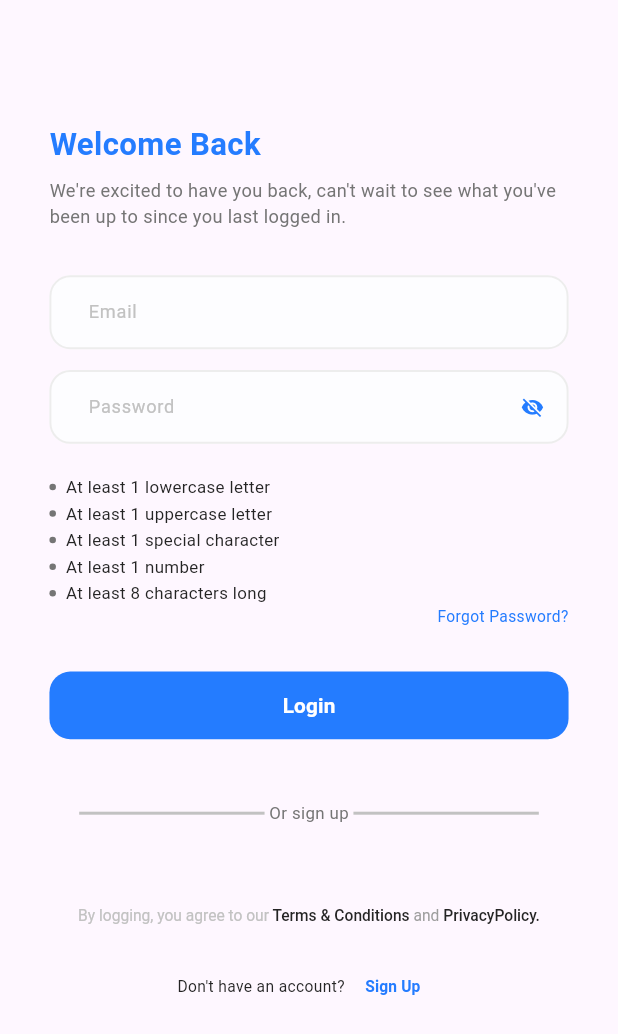
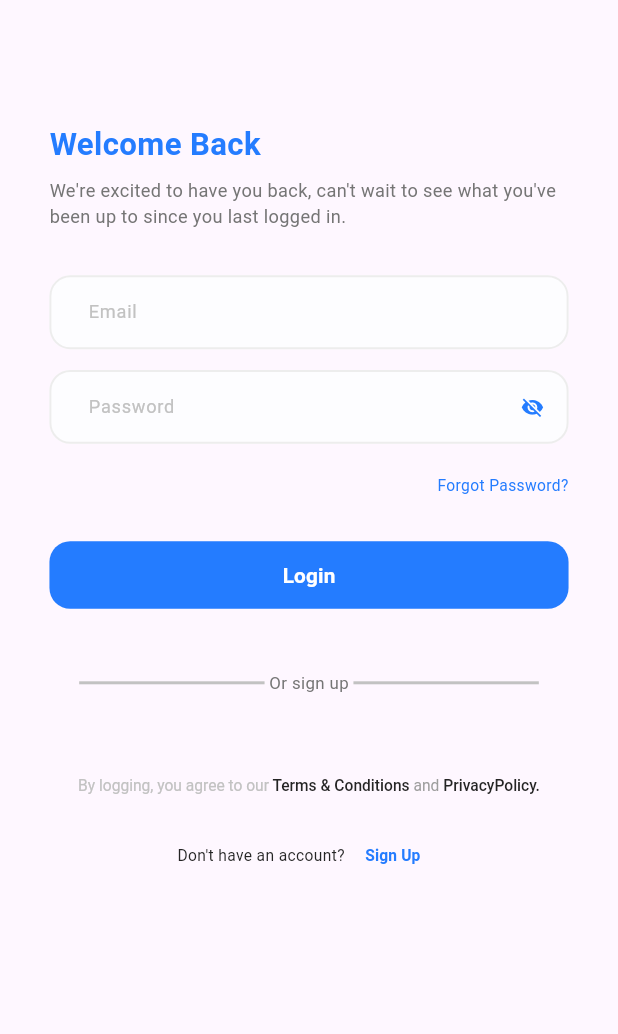
Before and after one commit to Elesawy11/docBook, a Flutter app: the screen it shows after launch, after a tap on "Get Started", on a phone screen of 412 x 824 dp. Shown: the top 1034 px of the screen. Run offline on Flutter 3.47's test engine with Material 3 defaults, Android fonts, the phone set to English and light mode, and no system bars; our stand-ins replace bloc, cached_network_image, dartz, device_preview, dio, flutter_bloc and 10 more; network calls fail; statements that could not run were skipped.

Commit message:
update app text form field

```diff
--- a/analysis_options.yaml
+++ b/analysis_options.yaml
@@ -21,6 +21,9 @@ linter:
   # `// ignore_for_file: name_of_lint` syntax on the line or in the file
   # producing the lint.
   rules:
+    prefer_const_constructors: true
+    prefer_const_constructors_in_immutables: true
+    prefer_const_literals_to_create_immutables: true
     # avoid_print: false  # Uncomment to disable the `avoid_print` rule
     # prefer_single_quotes: true  # Uncomment to enable the `prefer_single_quotes` rule
 
--- a/lib/core/widgets/app_text_form_field.dart
+++ b/lib/core/widgets/app_text_form_field.dart
@@ -4,14 +4,14 @@ import '../utils/color.dart';
 import '../utils/font_weight_helper.dart';
 import '../utils/styles.dart';
 
-class AppTextFormField extends StatelessWidget {
+class AppTextFormField extends StatefulWidget {
   final EdgeInsetsGeometry? contentPadding;
   final InputBorder? focusedBorder;
   final InputBorder? enabledBorder;
   final TextStyle? inputTextStyle;
   final TextStyle? hintStyle;
   final String hintText;
-  final bool? isObscureText;
+  final bool? isPassword;
   final Widget? suffixIcon;
   final Color? backgroundColor;
   final TextEditingController? controller;
@@ -20,6 +20,7 @@ class AppTextFormField extends StatelessWidget {
   final int? maxLines;
   final void Function()? onTap;
   final void Function(PointerDownEvent)? onTapOutside;
+
   const AppTextFormField({
     super.key,
     this.contentPadding,
@@ -28,7 +29,7 @@ class AppTextFormField extends StatelessWidget {
     this.inputTextStyle,
     this.hintStyle,
     required this.hintText,
-    this.isObscureText,
+    this.isPassword,
     this.suffixIcon,
     this.backgroundColor,
     this.controller,
@@ -40,57 +41,70 @@ class AppTextFormField extends StatelessWidget {
   });
 
   @override
+  State<AppTextFormField> createState() => _AppTextFormFieldState();
+}
+
+class _AppTextFormFieldState extends State<AppTextFormField> {
+  bool isObscureText = true;
+  @override
   Widget build(BuildContext context) {
     return TextFormField(
-      onTapOutside: onTapOutside,
-      onTap: onTap,
-      controller: controller,
-      maxLines: maxLines,
+      onTapOutside: widget.onTapOutside,
+      onTap: widget.onTap,
+      controller: widget.controller,
+      maxLines: widget.maxLines,
       decoration: InputDecoration(
-          isDense: true,
-          contentPadding: contentPadding ??
-              EdgeInsets.symmetric(horizontal: 20.w, vertical: 18.h),
-          focusedBorder: focusedBorder ??
-              outLineBorder(
-                color: ColorManager.mainBlue,
-              ),
-          enabledBorder: enabledBorder ??
-              outLineBorder(
-                color: ColorManager.grayED,
-              ),
-          errorBorder: outLineBorder(
-            color: Colors.red,
-          ),
-          focusedErrorBorder: outLineBorder(
-            color: Colors.red,
-          ),
-          hintStyle: hintStyle ??
-              Styles.font14Regular.copyWith(
-                color: ColorManager.grayC2,
-              ),
-          hintText: hintText,
-          suffixIcon: suffixIcon,
-          fillColor: backgroundColor ?? ColorManager.grayFD,
-          filled: true,
-          prefixIcon: prefixIcon),
-      obscureText: isObscureText ?? false,
+        isDense: true,
+        contentPadding:
+            widget.contentPadding ??
+            EdgeInsets.symmetric(horizontal: 20.w, vertical: 18.h),
+        focusedBorder:
+            widget.focusedBorder ?? outLineBorder(color: ColorManager.mainBlue),
+        enabledBorder:
+            widget.enabledBorder ?? outLineBorder(color: ColorManager.grayED),
+        errorBorder: outLineBorder(color: Colors.red),
+        focusedErrorBorder: outLineBorder(color: Colors.red),
+        hintStyle:
+            widget.hintStyle ??
+            Styles.font14Regular.copyWith(color: ColorManager.grayC2),
+        hintText: widget.hintText,
+        suffixIcon: widget.isPassword == true
+            ? isObscureWidget()
+            : widget.suffixIcon,
+        fillColor: widget.backgroundColor ?? ColorManager.grayFD,
+        filled: true,
+        prefixIcon: widget.prefixIcon,
+      ),
+      obscureText: isObscureText,
       style: Styles.font14Regular.copyWith(
         fontWeight: FontWeightHelper.medium,
         color: ColorManager.darkBlue,
       ),
       validator: (value) {
-        return validator(value);
+        return widget.validator(value);
       },
     );
   }
 
   OutlineInputBorder outLineBorder({required Color color}) {
     return OutlineInputBorder(
-      borderSide: BorderSide(
-        color: color,
-        width: 1.3,
-      ),
+      borderSide: BorderSide(color: color, width: 1.3),
       borderRadius: BorderRadius.circular(16.0.r),
     );
   }
+
+  Widget isObscureWidget() {
+    return IconButton(
+      onPressed: () {
+        setState(() {
+          isObscureText = !isObscureText;
+        });
+      },
+      icon: Icon(
+        isObscureText ? Icons.visibility_off : Icons.visibility,
+        color: ColorManager.mainBlue,
+        size: 18.r,
+      ),
+    );
+  }
 }
--- a/lib/features/login/presentation/views/widgets/email_and_password.dart
+++ b/lib/features/login/presentation/views/widgets/email_and_password.dart
@@ -9,46 +9,8 @@ import '../../../../../core/widgets/app_text_form_field.dart';
 import '../../manager/login_cubit/login_cubit.dart';
 import 'password_validation.dart';
 
-class EmailAndPassowrd extends StatefulWidget {
+class EmailAndPassowrd extends StatelessWidget {
   const EmailAndPassowrd({super.key});
-
-  @override
-  State<EmailAndPassowrd> createState() => _EmailAndPassowrdState();
-}
-
-class _EmailAndPassowrdState extends State<EmailAndPassowrd> {
-  bool hasLowerCase = false;
-  bool hasUpperCase = false;
-  bool hasSpecialCharacters = false;
-  bool hasNumber = false;
-  bool hasMinLength = false;
-  bool isObscureText = true;
-  late TextEditingController passwordController;
-
-  @override
-  void initState() {
-    super.initState();
-
-    passwordController = context.read<LoginCubit>().passwordController;
-    setupPassowrdControllerListener();
-  }
-
-  void setupPassowrdControllerListener() {
-    passwordController.addListener(() {
-      setState(() {
-        hasLowerCase = AppRegex.hasLowerCase(
-            context.read<LoginCubit>().passwordController.text);
-        hasUpperCase = AppRegex.hasUpperCase(
-            context.read<LoginCubit>().passwordController.text);
-        hasSpecialCharacters = AppRegex.hasSpecialCharacter(
-            context.read<LoginCubit>().passwordController.text);
-        hasNumber = AppRegex.hasNumber(
-            context.read<LoginCubit>().passwordController.text);
-        hasMinLength = AppRegex.hasMinLength(
-            context.read<LoginCubit>().passwordController.text);
-      });
-    });
-  }
 
   @override
   Widget build(BuildContext context) {
@@ -76,36 +38,11 @@ class _EmailAndPassowrdState extends State<EmailAndPassowrd> {
                 return 'please enter valide password';
               }
             },
-            isObscureText: isObscureText,
-            suffixIcon: IconButton(
-              onPressed: () {
-                setState(() {
-                  isObscureText = !isObscureText;
-                });
-              },
-              icon: Icon(
-                isObscureText ? Icons.visibility_off : Icons.visibility,
-                color: ColorManager.mainBlue,
-                size: 18.r,
-              ),
-            ),
+            isPassword: true,
           ),
           verticalSpace(24),
-          PasswordValidations(
-            hasLowerCase: hasLowerCase,
-            hasUpperCase: hasUpperCase,
-            hasSpecialCharacters: hasSpecialCharacters,
-            hasNumber: hasNumber,
-            hasMinLength: hasMinLength,
-          ),
         ],
       ),
     );
   }
-
-  @override
-  void dispose() {
-    passwordController.dispose();
-    super.dispose();
-  }
 }
--- a/lib/features/onboarding/presentation/views/widgets/custom_onboarding_body.dart
+++ b/lib/features/onboarding/presentation/views/widgets/custom_onboarding_body.dart
@@ -12,16 +12,13 @@ class CustomOnboardingBody extends StatelessWidget {
   Widget build(BuildContext context) {
     return Stack(
       children: [
-        SvgPicture.asset(
-          Assets.logoOpacity,
-          fit: BoxFit.fill,
-        ),
+        SvgPicture.asset(Assets.logoOpacity, fit: BoxFit.fill),
         Container(
           foregroundDecoration: BoxDecoration(
             gradient: LinearGradient(
               colors: [
-                Colors.white,
-                Colors.white.withOpacity(0.0),
+                Colors.white.withValues(alpha: 0.9),
+                Colors.white.withValues(alpha: 0.0),
               ],
               begin: Alignment.bottomCenter,
               end: Alignment.topCenter,
@@ -37,9 +34,7 @@ class CustomOnboardingBody extends StatelessWidget {
           child: Text(
             'Best Doctor\n Appointment App',
             textAlign: TextAlign.center,
-            style: Styles.font32Bold.copyWith(
-              color: ColorManager.mainBlue,
-            ),
+            style: Styles.font32Bold.copyWith(color: ColorManager.mainBlue),
           ),
         ),
       ],
--- a/lib/features/onboarding/presentation/views/widgets/onboarding_view_body.dart
+++ b/lib/features/onboarding/presentation/views/widgets/onboarding_view_body.dart
@@ -11,8 +11,7 @@ class OnboardingViewBody extends StatelessWidget {
   @override
   Widget build(BuildContext context) {
     return Scaffold(
-      body: SafeArea(
-        child: SingleChildScrollView(
+      body: SingleChildScrollView(
         child: Column(
           children: [
             verticalSpace(24),
@@ -23,7 +22,6 @@ class OnboardingViewBody extends StatelessWidget {
           ],
         ),
       ),
-      ),
     );
   }
 }
--- a/lib/main.dart
+++ b/lib/main.dart
@@ -1,3 +1,5 @@
+import 'package:device_preview/device_preview.dart';
+import 'package:flutter/foundation.dart';
 import 'package:flutter/material.dart';
 import 'package:flutter_bloc/flutter_bloc.dart';
 import 'core/utils/service_locator.dart';
@@ -7,9 +9,13 @@ import 'simple_bloc_observer.dart';
 void main() async {
   WidgetsFlutterBinding.ensureInitialized();
   await setupServiceLocator();
-  // print(setupServiceLocator.runtimeType);
   Bloc.observer = SimpleBlocObserver();
-  runApp(const DocDocApp());
+  runApp(
+    DevicePreview(
+      enabled: !kReleaseMode,
+      builder: (context) => const DocDocApp(),
+    ),
+  );
 }
 
 class DocDocApp extends StatelessWidget {
--- a/pubspec.yaml
+++ b/pubspec.yaml
@@ -31,6 +31,7 @@ dependencies:
   cached_network_image: ^3.4.1
   cupertino_icons: ^1.0.8
   dartz: ^0.10.1
+  device_preview: ^1.3.1
   dio: ^5.8.0+1
   flutter:
     sdk: flutter
```
Also changed, not shown: lib/features/signup/presentation/views/widgets/sign_up_forms_text.dart (+19 -39 lines), pubspec.lock. Lines whose indentation alone changed are shown as unchanged.
